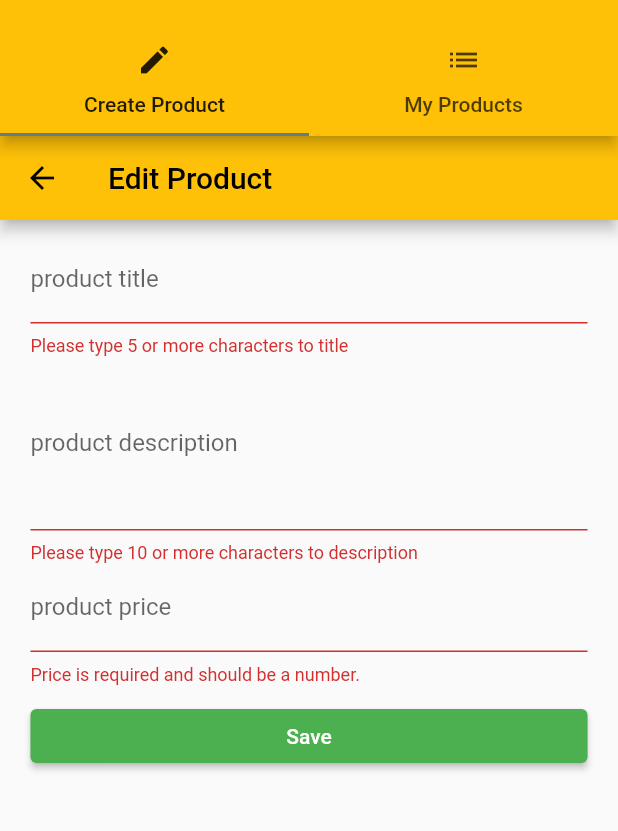
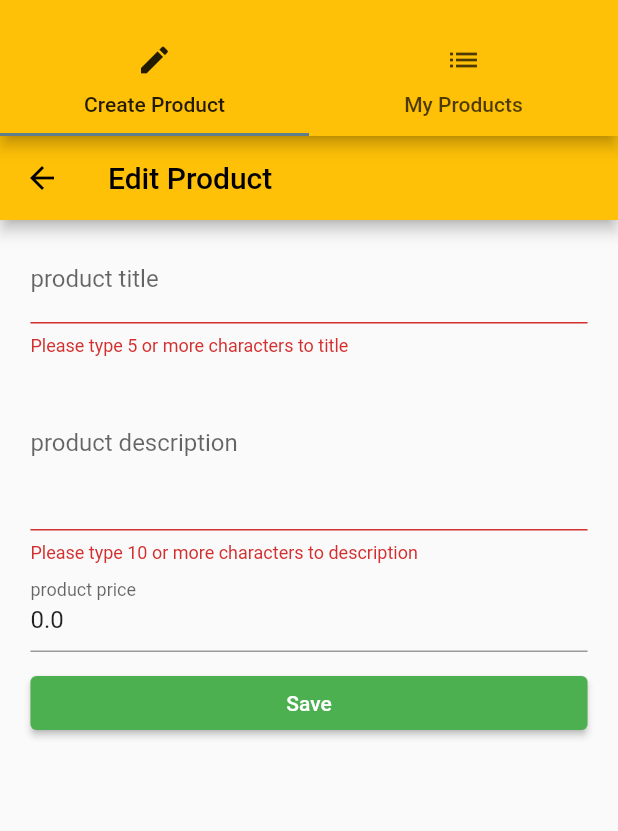
Before and after one commit to Katapios/flutter_app, a Flutter app: the ProductsAdminPage screen opened by its route, after a tap on "Save", on a phone screen of 412 x 824 dp, the part 59-890 px from its top. Run offline on Flutter 3.47's test engine with Material 2 defaults, Android fonts, the phone set to English and light mode, and no system bars.

Commit message:
add dell function & product model

```diff
--- /dev/null
+++ b/lib/models/product.dart
@@ -0,0 +1,12 @@
+class Product {
+  final String title;
+  final String description;
+  final double price;
+  final String image;
+
+  Product(
+      {required this.title,
+      required this.description,
+      required this.price,
+      required this.image});
+}
--- a/lib/pages/product.dart
+++ b/lib/pages/product.dart
@@ -1,4 +1,4 @@
-import 'package:denns_introduction_app/widgets/ui_elements/titile_default.dart';
+import 'package:denns_introduction_app/widgets/ui_elements/title_default.dart';
 import 'package:flutter/material.dart';
 
 class ProductPage extends StatelessWidget {
--- a/lib/pages/product_edit.dart
+++ b/lib/pages/product_edit.dart
@@ -1,17 +1,15 @@
 import 'package:flutter/material.dart';
+
 import '../widgets/helpers/ensure_visible.dart';
+import '../models/product.dart';
 
 class ProductEditPage extends StatefulWidget {
   final Function addProduct;
   final Function updateProduct;
-  final Map<String, dynamic> product;
+  final Product product;
   final int productIndex;
 
-  ProductEditPage(
-      {required this.addProduct,
-      required this.updateProduct,
-      required this.product,
-      required this.productIndex});
+  const ProductEditPage({required this.addProduct, required this.updateProduct, required this.product, required this.productIndex});
 
   @override
   State<ProductEditPage> createState() => _ProductEditPageState();
@@ -35,7 +33,7 @@ class _ProductEditPageState extends State<ProductEditPage> {
       child: TextFormField(
         focusNode: _titleFocusNode,
         decoration: InputDecoration(labelText: 'product title'),
-        initialValue: widget.product.isEmpty ? '' : widget.product['title'],
+        initialValue: widget.product.title.isEmpty ? '' : widget.product.title,
         validator: (value) {
           if (value == null || value.isEmpty || value.length < 5) {
             return 'Please type 5 or more characters to title';
@@ -56,7 +54,7 @@ class _ProductEditPageState extends State<ProductEditPage> {
         focusNode: _descriptionFocusNode,
         decoration: InputDecoration(labelText: 'product description'),
         initialValue:
-            widget.product.isEmpty ? '' : widget.product['description'],
+            widget.product.description.isEmpty ? '' : widget.product.description,
         validator: (value) {
           if (value == null || value.isEmpty || value.length < 10) {
             return 'Please type 10 or more characters to description';
@@ -78,7 +76,7 @@ class _ProductEditPageState extends State<ProductEditPage> {
         focusNode: _priceFocusNode,
         decoration: InputDecoration(labelText: 'product price'),
         initialValue:
-            widget.product.isEmpty ? '' : widget.product['price'].toString(),
+            widget.product.price.isNaN ? '' : widget.product.price.toString(),
         validator: (dynamic value) {
           // if (value.trim().length <= 0) {
           if (value.isEmpty ||
@@ -94,29 +92,12 @@ class _ProductEditPageState extends State<ProductEditPage> {
     );
   }
 
-  void _submitForm() {
-    if (!_formKey.currentState!.validate()) {
-      return;
-    }
-    _formKey.currentState?.save();
-    //widget.addProduct(_formData);
-
-    if (widget.product.isEmpty) {
-      widget.addProduct(_formData);
-    } else {
-      widget.updateProduct(widget.productIndex, _formData);
-    }
-
-    Navigator.pushReplacementNamed(context, '/products');
-  }
-
-  @override
-  Widget build(BuildContext context) {
+  Widget _buildPageContent (BuildContext context) {
     final double deviceWidth = MediaQuery.of(context).size.width;
     final targetWidth = deviceWidth > 550.0 ? 500.0 : deviceWidth * 0.95;
     final double targetPadding = deviceWidth - targetWidth;
 
-    final Widget pageContent = GestureDetector(
+    return GestureDetector(
       onTap: () {
         FocusScope.of(context).requestFocus(FocusNode());
       },
@@ -152,6 +133,41 @@ class _ProductEditPageState extends State<ProductEditPage> {
         ),
       ),
     );
+  }
+
+  void _submitForm() {
+    if (!_formKey.currentState!.validate()) {
+      return;
+    }
+    _formKey.currentState?.save();
+    //widget.addProduct(_formData);
+
+    if (widget.product.title.isEmpty) {
+      widget.addProduct(
+        Product(
+            title: _formData['title'],
+            description: _formData['description'],
+            price: _formData['price'],
+            image: _formData['image']),
+      );
+    } else {
+      widget.updateProduct(
+        widget.productIndex,
+        Product(
+            title: _formData['title'],
+            description: _formData['description'],
+            price: _formData['price'],
+            image: _formData['image']),
+      );
+      print('widget.productIndex ' + widget.productIndex.toString());
+    }
+    Navigator.pushReplacementNamed(context, '/products');
+  }
+
+  @override
+  Widget build(BuildContext context) {
+
+    final Widget pageContent = _buildPageContent(context);
     return widget.product == null
         ? pageContent
         : Scaffold(
--- a/lib/pages/products.dart
+++ b/lib/pages/products.dart
@@ -1,9 +1,10 @@
 import 'package:flutter/material.dart';
 import '../widgets/products/products.dart';
+import '../models/product.dart';
 
 class ProductsPage extends StatelessWidget {
 
-  final List<Map<String,dynamic>> products;
+  final List<Product> products;
 
   ProductsPage(this.products);
 
--- a/lib/pages/products_admin.dart
+++ b/lib/pages/products_admin.dart
@@ -1,16 +1,16 @@
 import 'package:flutter/material.dart';
 import './product_edit.dart';
 import './product_list.dart';
+import '../models/product.dart';
 
 class ProductsAdminPage extends StatelessWidget {
   final Function addProduct;
   final Function updateProduct;
   final Function deleteProduct;
-  final int productIndex;
-  final List<Map<String,dynamic>> products;
+  final List<Product> products;
 
 
-  ProductsAdminPage(this.addProduct, this.updateProduct, this.deleteProduct, this.products, this.productIndex);
+  ProductsAdminPage(this.addProduct, this.updateProduct, this.deleteProduct, this.products);
 
   Widget _buildSideDrawer(BuildContext context) {
     return Drawer(
@@ -55,8 +55,8 @@ class ProductsAdminPage extends StatelessWidget {
         ),
         body: TabBarView(
           children: <Widget>[
-            ProductEditPage(addProduct: addProduct, updateProduct: updateProduct, product: {}, productIndex: productIndex),
-            ProductListPage(addProduct, products, updateProduct),
+            ProductEditPage(addProduct: addProduct, updateProduct: updateProduct, product: Product(title: '', description: '', price: 0.00, image: ''), productIndex: 1),
+            ProductListPage(addProduct, products, updateProduct, deleteProduct),
           ],
         ),
       ),
--- a/lib/widgets/helpers/ensure_visible.dart
+++ b/lib/widgets/helpers/ensure_visible.dart
@@ -1,13 +1,9 @@
-// Copyright 2017, the Flutter project authors.  Please see the AUTHORS file
-// for details. All rights reserved. Use of this source code is governed by a
-// BSD-style license that can be found in the LICENSE file.
+import 'dart:async';
 
-import 'dart:async';
+import 'package:flutter/rendering.dart';
+import 'package:flutter/widgets.dart';
 import 'package:meta/meta.dart';
-import 'package:flutter/material.dart';
-import 'package:flutter/rendering.dart';
 
-/// A widget that ensures it is always visible when focused.
 class EnsureVisibleWhenFocused extends StatefulWidget {
   const EnsureVisibleWhenFocused({
     Key? key,
@@ -33,8 +29,7 @@ class EnsureVisibleWhenFocused extends StatefulWidget {
   /// Defaults to 100 milliseconds.
   final Duration duration;
 
-  @override
-  EnsureVisibleWhenFocusedState createState() => EnsureVisibleWhenFocusedState();
+  EnsureVisibleWhenFocusedState createState() => new EnsureVisibleWhenFocusedState();
 }
 
 class EnsureVisibleWhenFocusedState extends State<EnsureVisibleWhenFocused> {
--- a/lib/widgets/products/products.dart
+++ b/lib/widgets/products/products.dart
@@ -1,8 +1,9 @@
 import 'package:denns_introduction_app/widgets/products/product_card.dart';
 import 'package:flutter/material.dart';
+import '../../models/product.dart';
 
 class Products extends StatelessWidget {
-  final List<Map<String, dynamic>> products;
+  final List<Product> products;
 
   Products(this.products) {}
 
```
Also changed, not shown: lib/main.dart (+15 -15 lines), lib/pages/product_list.dart (+44 -13 lines), lib/widgets/products/product_card.dart (+9 -7 lines), lib/widgets/ui_elements/title_default.dart (renamed from lib/widgets/ui_elements/titile_default.dart).
